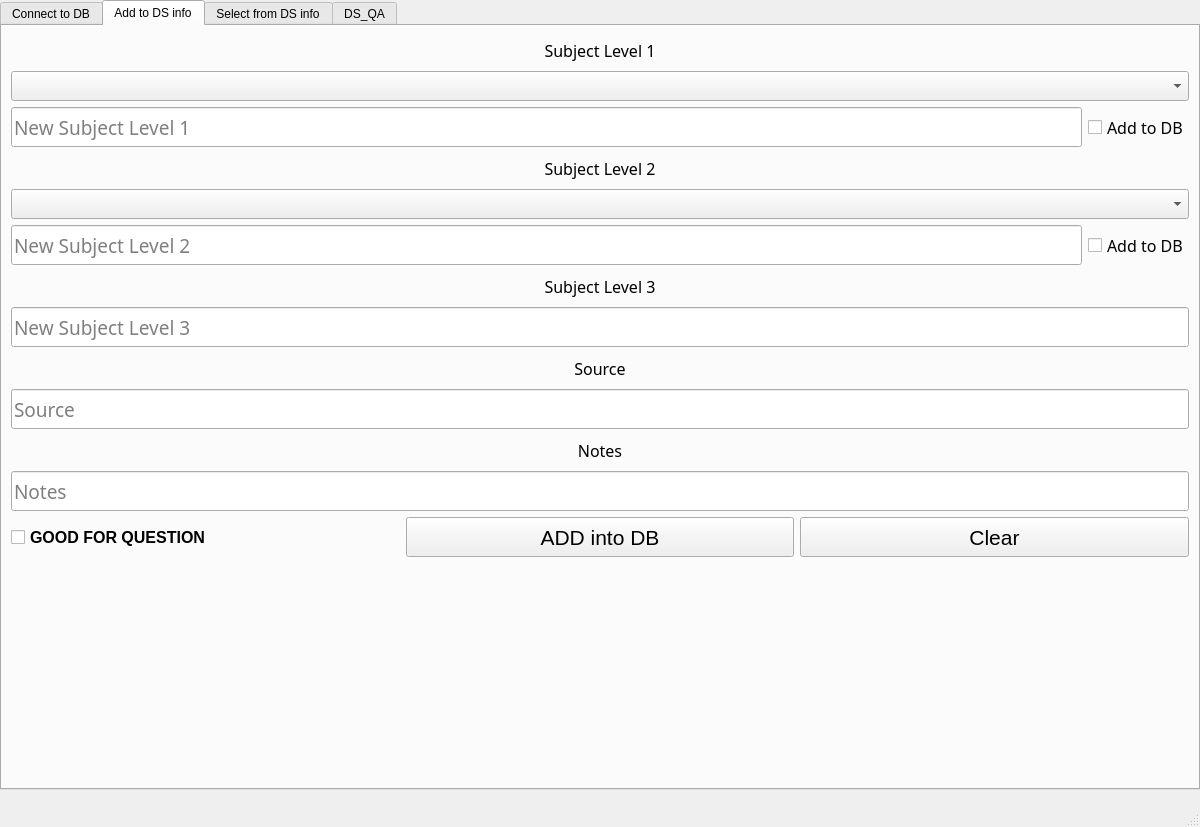
Before: the Qt Designer form DS_data/ui/main.ui in a18091986/python_study_different, drawn with Qt 5.
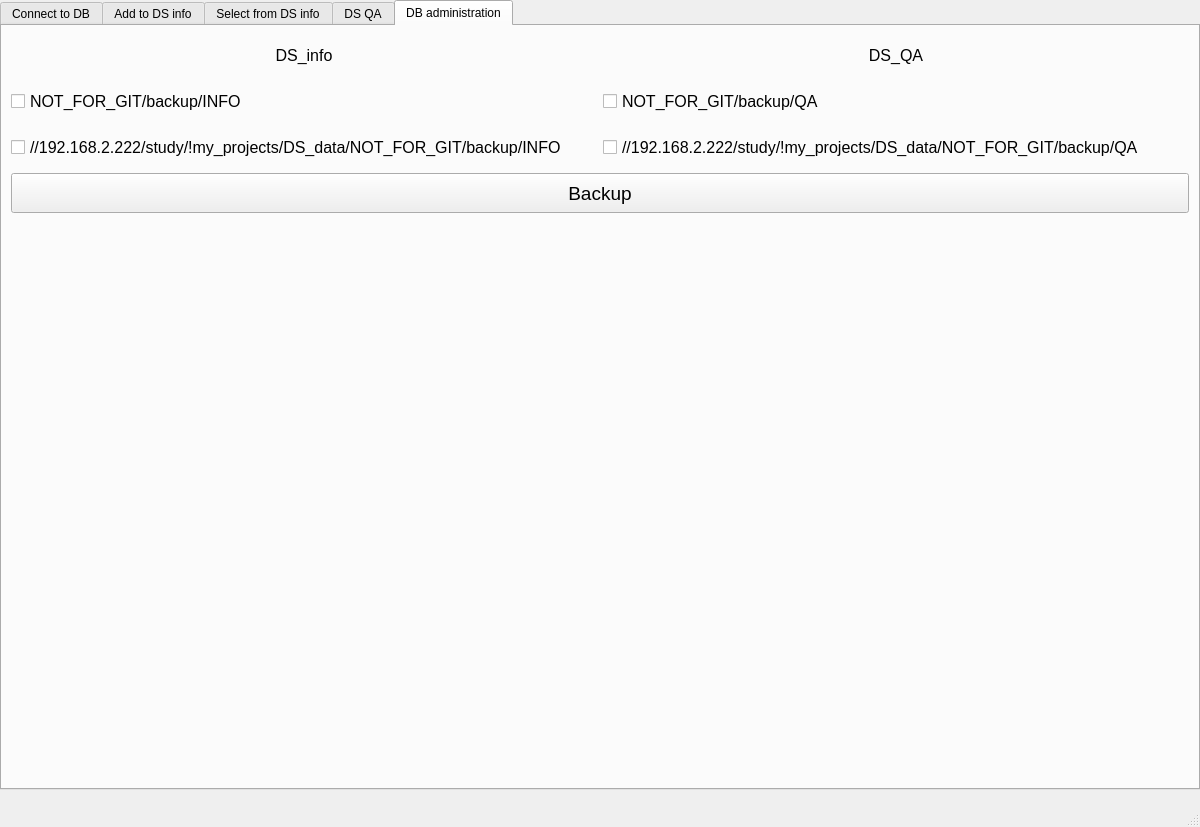
After: the same form once the commit is applied. The open tabs and pages were chosen to show the change.

```diff
--- a/DS_data/ui/main.ui
+++ b/DS_data/ui/main.ui
@@ -818,9 +818,262 @@
     </widget>
     <widget class="QWidget" name="tab_2">
      <attribute name="title">
-      <string>DS_QA</string>
+      <string>DS QA</string>
      </attribute>
     </widget>
+    <widget class="QWidget" name="tab_5">
+     <attribute name="title">
+      <string>DB administration</string>
+     </attribute>
+     <layout class="QVBoxLayout" name="verticalLayout_5">
+      <item>
+       <layout class="QHBoxLayout" name="horizontalLayout_4">
+        <item>
+         <layout class="QVBoxLayout" name="verticalLayout_3">
+          <item>
+           <widget class="QLabel" name="label_DS_info_backup">
+            <property name="minimumSize">
+             <size>
+              <width>0</width>
+              <height>40</height>
+             </size>
+            </property>
+            <property name="maximumSize">
+             <size>
+              <width>16777215</width>
+              <height>40</height>
+             </size>
+            </property>
+            <property name="font">
+             <font>
+              <pointsize>12</pointsize>
+              <weight>50</weight>
+              <bold>false</bold>
+             </font>
+            </property>
+            <property name="text">
+             <string>DS_info</string>
+            </property>
+            <property name="alignment">
+             <set>Qt::AlignCenter</set>
+            </property>
+           </widget>
+          </item>
+          <item>
+           <widget class="QCheckBox" name="checkBox_DS_info_backup_local">
+            <property name="minimumSize">
+             <size>
+              <width>0</width>
+              <height>40</height>
+             </size>
+            </property>
+            <property name="maximumSize">
+             <size>
+              <width>16777215</width>
+              <height>40</height>
+             </size>
+            </property>
+            <property name="font">
+             <font>
+              <pointsize>12</pointsize>
+              <weight>50</weight>
+              <bold>false</bold>
+             </font>
+            </property>
+            <property name="text">
+             <string>NOT_FOR_GIT/backup/INFO</string>
+            </property>
+           </widget>
+          </item>
+          <item>
+           <widget class="QCheckBox" name="checkBox_DS_info_backup_NAS">
+            <property name="minimumSize">
+             <size>
+              <width>0</width>
+              <height>40</height>
+             </size>
+            </property>
+            <property name="maximumSize">
+             <size>
+              <width>16777214</width>
+              <height>40</height>
+             </size>
+            </property>
+            <property name="font">
+             <font>
+              <pointsize>12</pointsize>
+             </font>
+            </property>
+            <property name="text">
+             <string>//192.168.2.222/study/!my_projects/DS_data/NOT_FOR_GIT/backup/INFO</string>
+            </property>
+           </widget>
+          </item>
+         </layout>
+        </item>
+        <item>
+         <layout class="QVBoxLayout" name="verticalLayout_4">
+          <item>
+           <widget class="QLabel" name="label_DS_QA_backup">
+            <property name="minimumSize">
+             <size>
+              <width>0</width>
+              <height>40</height>
+             </size>
+            </property>
+            <property name="maximumSize">
+             <size>
+              <width>16777215</width>
+              <height>40</height>
+             </size>
+            </property>
+            <property name="font">
+             <font>
+              <pointsize>12</pointsize>
+              <weight>50</weight>
+              <bold>false</bold>
+             </font>
+            </property>
+            <property name="text">
+             <string>DS_QA</string>
+            </property>
+            <property name="alignment">
+             <set>Qt::AlignCenter</set>
+            </property>
+           </widget>
+          </item>
+          <item>
+           <widget class="QCheckBox" name="checkBox_DS_QA_backup_local">
+            <property name="minimumSize">
+             <size>
+              <width>0</width>
+              <height>40</height>
+             </size>
+            </property>
+            <property name="maximumSize">
+             <size>
+              <width>16777215</width>
+              <height>40</height>
+             </size>
+            </property>
+            <property name="font">
+             <font>
+              <pointsize>12</pointsize>
+              <weight>50</weight>
+              <bold>false</bold>
+             </font>
+            </property>
+            <property name="text">
+             <string>NOT_FOR_GIT/backup/QA</string>
+            </property>
+           </widget>
+          </item>
+          <item>
+           <widget class="QCheckBox" name="checkBox_DS_QA_backup_NAS">
+            <property name="minimumSize">
+             <size>
+              <width>0</width>
+              <height>40</height>
+             </size>
+            </property>
+            <property name="maximumSize">
+             <size>
+              <width>16777214</width>
+              <height>40</height>
+             </size>
+            </property>
+            <property name="font">
+             <font>
+              <pointsize>12</pointsize>
+             </font>
+            </property>
+            <property name="text">
+             <string>//192.168.2.222/study/!my_projects/DS_data/NOT_FOR_GIT/backup/QA</string>
+            </property>
+           </widget>
+          </item>
+         </layout>
+        </item>
+       </layout>
+      </item>
+      <item>
+       <widget class="QPushButton" name="pushButton_backup_tables">
+        <property name="minimumSize">
+         <size>
+          <width>0</width>
+          <height>40</height>
+         </size>
+        </property>
+        <property name="maximumSize">
+         <size>
+          <width>16777215</width>
+          <height>40</height>
+         </size>
+        </property>
+        <property name="font">
+         <font>
+          <pointsize>14</pointsize>
+         </font>
+        </property>
+        <property name="text">
+         <string>Backup</string>
+        </property>
+       </widget>
+      </item>
+      <item>
+       <spacer name="verticalSpacer_5">
+        <property name="orientation">
+         <enum>Qt::Vertical</enum>
+        </property>
+        <property name="sizeHint" stdset="0">
+         <size>
+          <width>20</width>
+          <height>40</height>
+         </size>
+        </property>
+       </spacer>
+      </item>
+      <item>
+       <widget class="QLabel" name="label_backup_result">
+        <property name="minimumSize">
+         <size>
+          <width>0</width>
+          <height>100</height>
+         </size>
+        </property>
+        <property name="maximumSize">
+         <size>
+          <width>16777215</width>
+          <height>150</height>
+         </size>
+        </property>
+        <property name="font">
+         <font>
+          <pointsize>14</pointsize>
+          <weight>75</weight>
+          <bold>true</bold>
+         </font>
+        </property>
+        <property name="text">
+         <string/>
+        </property>
+       </widget>
+      </item>
+      <item>
+       <spacer name="verticalSpacer_6">
+        <property name="orientation">
+         <enum>Qt::Vertical</enum>
+        </property>
+        <property name="sizeHint" stdset="0">
+         <size>
+          <width>20</width>
+          <height>40</height>
+         </size>
+        </property>
+       </spacer>
+      </item>
+     </layout>
+    </widget>
    </widget>
   </widget>
   <widget class="QMenuBar" name="menubar">
```
